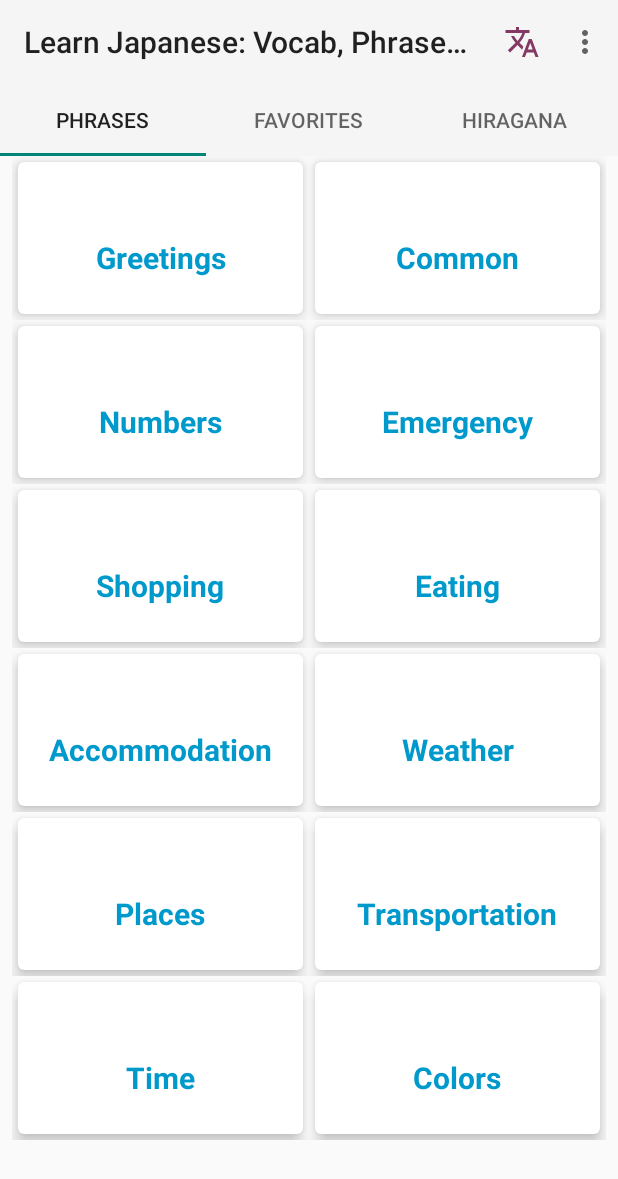
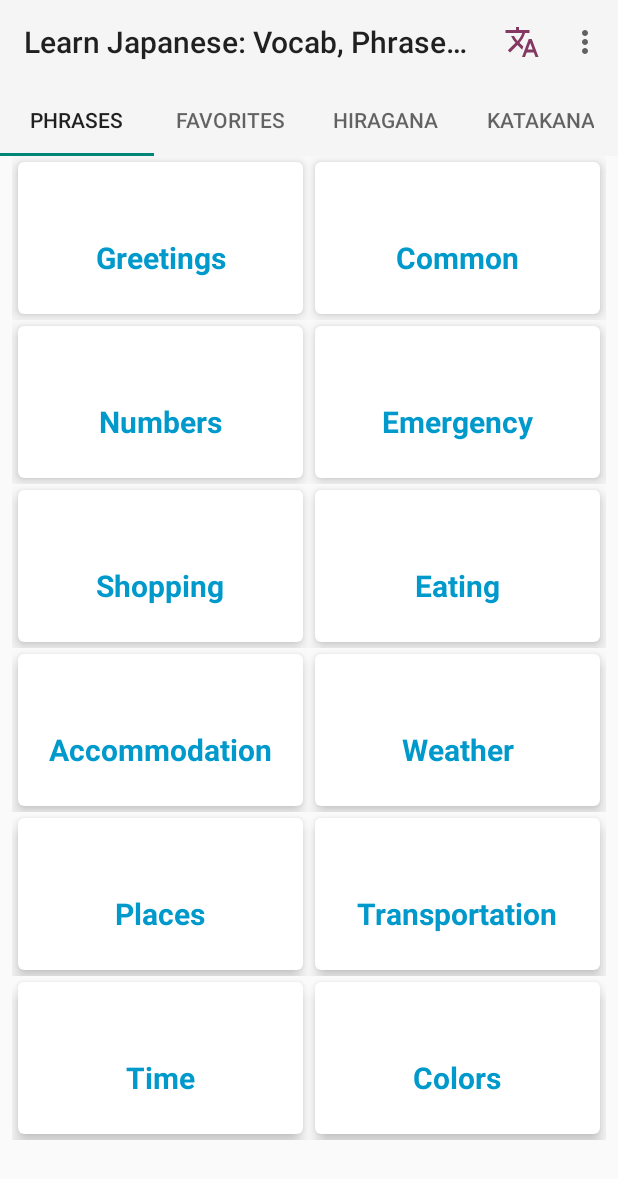
Before and after one commit to gr3y6h0st/BeginnerJapanesePhrases, an Android app: the screen it shows after launch (MainActivity), on a phone screen of 412 x 824 dp. Shown: the top 1179 px of the screen. Run offline under Robolectric (Android 15) with nearby library versions, the phone set to English and light mode, and no system bars; our stand-ins replace ButterKnife, Picasso; pictures from the network do not load; 1 statement that could not run was skipped.

Commit message:
Added Katakana Tab.

```diff
--- a/src/main/java/com/jaydroid/beginnerleveljapanese/MainActivity.java
+++ b/src/main/java/com/jaydroid/beginnerleveljapanese/MainActivity.java
@@ -163,7 +163,7 @@ public class MainActivity extends AppCompatActivity {
         @Override
         public int getCount() {
             // Show 3 total pages.
-            return 3;
+            return 4;
         }
     }
 }
--- a/src/main/res/layout/activity_main.xml
+++ b/src/main/res/layout/activity_main.xml
@@ -53,6 +53,13 @@
                 android:layout_height="wrap_content"
                 android:text="@string/hiragana_tab_label" />
 
+            <com.google.android.material.tabs.TabItem
+                android:id="@+id/tabItem4"
+                android:elevation="8dp"
+                android:layout_width="wrap_content"
+                android:layout_height="wrap_content"
+                android:text="@string/katakana_tab_label" />
+
         </com.google.android.material.tabs.TabLayout>
 
     </com.google.android.material.appbar.AppBarLayout>
--- a/src/main/res/values/strings.xml
+++ b/src/main/res/values/strings.xml
@@ -46,6 +46,7 @@
     <string name="english_translate_label">English:</string>
     <string name="japanese_translate_label">Japanese:</string>
     <string name="hiragana_tab_label">Hiragana</string>
+    <string name="katakana_tab_label">Katakana</string>
     <string name="stroke_order_hirgana_content_desc">Stroke Order Hiragana Symbol</string>
     <!--Translate Locale Labels-->
     <string name="translation_locale_label_japanese">ja</string>
```
Also changed, not shown: 3 other files.
